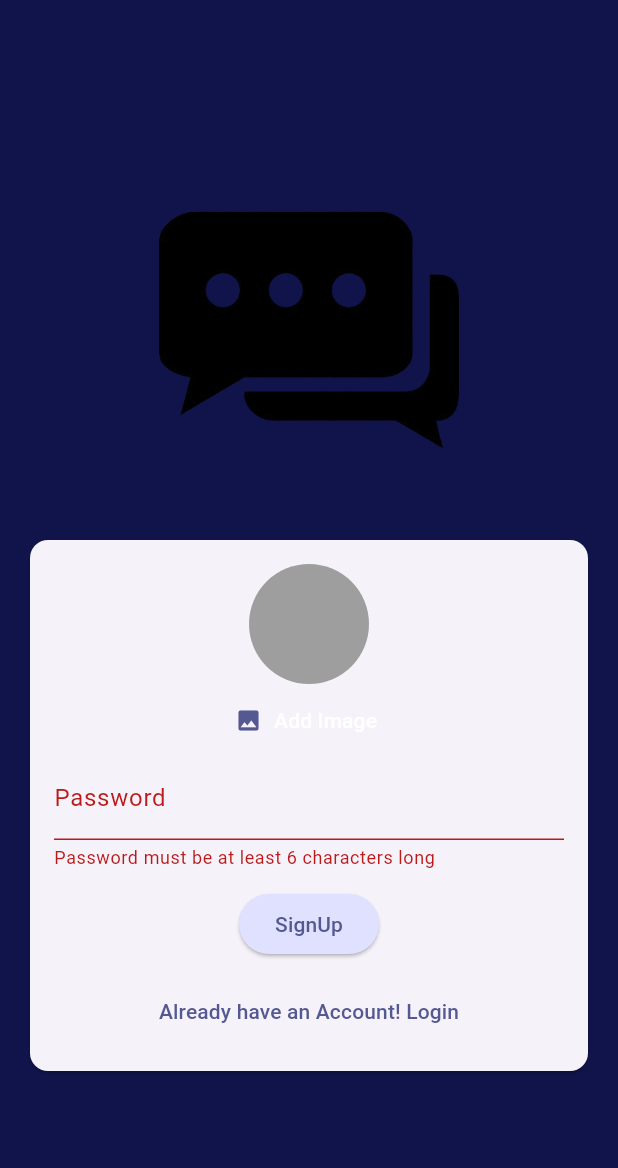
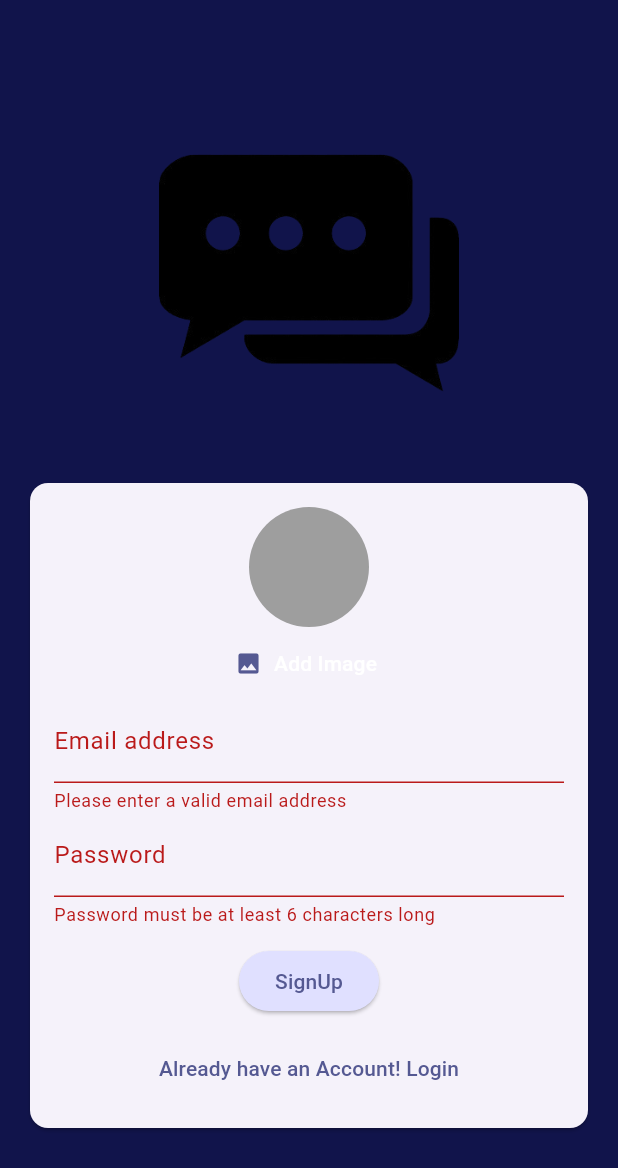
Before and after one commit to AtharvaParadkar/Chat-App, a Flutter app: the screen it shows after launch, after a tap on "SignIn", after a tap on "Create an Account", on a phone screen of 412 x 824 dp. Shown: the top 1168 px of the screen. Run offline on Flutter 3.47's test engine with Material 3 defaults, Android fonts, the phone set to English and light mode, and no system bars; our stand-ins replace firebase_auth, firebase_core, image_picker; accounts and stored records are empty.

Commit message:
Refactor UserImagePicker widget and update AuthScreen layout for better readability

```diff
--- a/lib/screens/auth.dart
+++ b/lib/screens/auth.dart
@@ -74,11 +74,10 @@ class _AuthScreenState extends State<AuthScreen> {
                       child: Column(
                         mainAxisSize: MainAxisSize.min,
                         children: [
-                          !_isLogin
-                              ? UserImagePicker()
-                              : TextFormField(
-                                  decoration: InputDecoration(
-                                      labelText: 'Email address'),
+                          if (!_isLogin) UserImagePicker(),
+                          TextFormField(
+                            decoration:
+                                InputDecoration(labelText: 'Email address'),
                             keyboardType: TextInputType.emailAddress,
                             autocorrect: false,
                             textCapitalization: TextCapitalization.none,
--- a/lib/widgets/user_image_picker.dart
+++ b/lib/widgets/user_image_picker.dart
@@ -12,44 +12,6 @@ class UserImagePicker extends StatefulWidget {
 
 class _UserImagePickerState extends State<UserImagePicker> {
   File? _pickedImageFile;
-
-  void _pickImage(ImageSource source) async {
-    final pickedImage = await ImagePicker().pickImage(
-      source: ImageSource.camera,
-      imageQuality: 50,
-      maxWidth: 150,
-    );
-
-    if (pickedImage == null) {
-      return;
-    }
-
-    setState(() {
-      _pickedImageFile = File(pickedImage.path);
-    });
-  }
-
-  @override
-  Widget build(BuildContext context) {
-    return Column(
-      children: [
-        CircleAvatar(
-          radius: 40,
-          backgroundColor: Colors.grey,
-          foregroundImage:
-              _pickedImageFile != null ? FileImage(_pickedImageFile!) : null,
-        ),
-        TextButton.icon(
-          onPressed: _takePicture,
-          icon: Icon(Icons.image),
-          label: Text(
-            'Add Image',
-            style: TextStyle(color: Theme.of(context).colorScheme.onPrimary),
-          ),
-        ),
-      ],
-    );
-  }
 
   void _takePicture() {
     showDialog(
@@ -102,4 +64,42 @@ class _UserImagePickerState extends State<UserImagePicker> {
       ),
     );
   }
+
+  void _pickImage(ImageSource source) async {
+    final pickedImage = await ImagePicker().pickImage(
+      source: source,
+      imageQuality: 50,
+      maxWidth: 150,
+    );
+
+    if (pickedImage == null) {
+      return;
+    }
+
+    setState(() {
+      _pickedImageFile = File(pickedImage.path);
+    });
+  }
+
+  @override
+  Widget build(BuildContext context) {
+    return Column(
+      children: [
+        CircleAvatar(
+          radius: 40,
+          backgroundColor: Colors.grey,
+          foregroundImage:
+              _pickedImageFile != null ? FileImage(_pickedImageFile!) : null,
+        ),
+        TextButton.icon(
+          onPressed: _takePicture,
+          icon: Icon(Icons.image),
+          label: Text(
+            'Add Image',
+            style: TextStyle(color: Theme.of(context).colorScheme.onPrimary),
+          ),
+        ),
+      ],
+    );
+  }
 }
```
Lines whose indentation alone changed are shown as unchanged.
